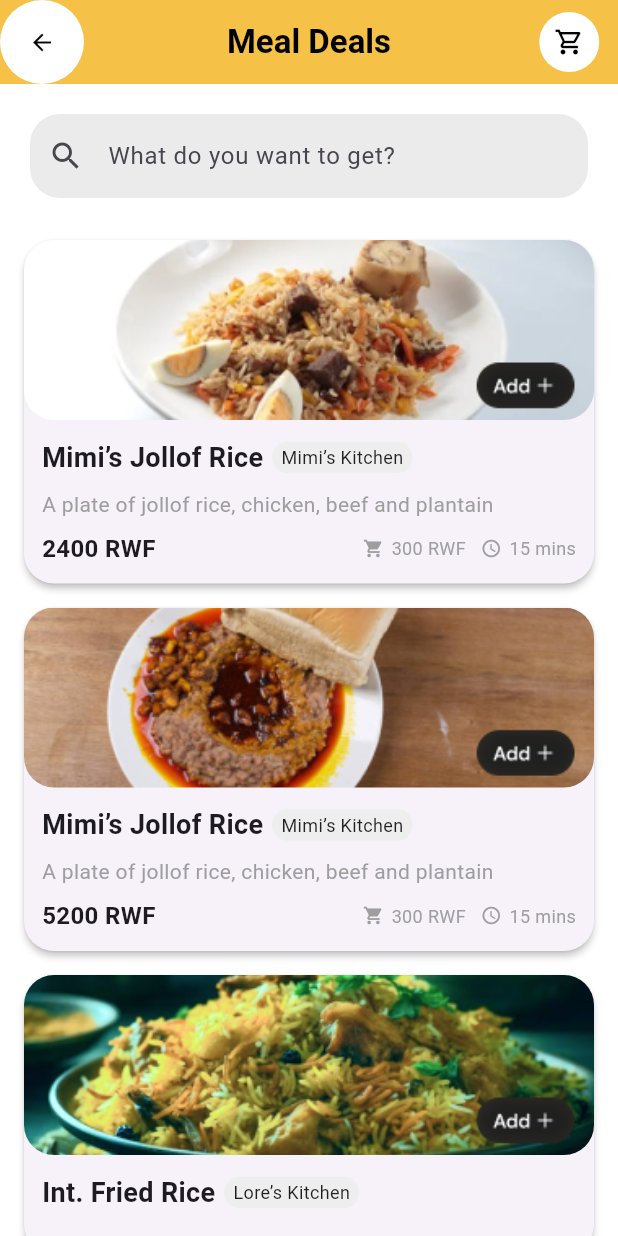
After one commit to eobolo/CAMPUS_CART_MOBILE_APP_GROUP_10, a Flutter app: the MealDealsScreen screen opened directly, on a phone screen of 412 x 824 dp. The commit adds this screen. Run offline on Flutter 3.47's test engine with Material 3 defaults, Android fonts, the phone set to English and light mode, and no system bars; our stand-ins replace cloud_functions, firebase_auth, firebase_core, firebase_database, get, intl_phone_field and 1 more; accounts and stored records are empty.

Commit message:
User Profile Update

```diff
--- a/campus_cart/lib/Profile/user_profile.dart
+++ b/campus_cart/lib/Profile/user_profile.dart
@@ -22,7 +22,7 @@ class ProfileScreen extends StatelessWidget {
   @override
   Widget build(BuildContext context) {
     return Scaffold(
-      backgroundColor: const Color(0xFFFABD23),
+      backgroundColor: const Color(0xFFF5C147),
       body: SafeArea(
         child: Column(
           children: [
--- a/campus_cart/lib/Profile/vendor_profile.dart
+++ b/campus_cart/lib/Profile/vendor_profile.dart
@@ -22,7 +22,7 @@ class ProfileScreen extends StatelessWidget {
   @override
   Widget build(BuildContext context) {
     return Scaffold(
-      backgroundColor: const Color(0xFFFABD23),
+      backgroundColor: const Color(0xFFF5C147),
       body: SafeArea(
         child: Column(
           children: [
--- /dev/null
+++ b/campus_cart/lib/routes/meal deals/meal_deals_screen.dart
@@ -0,0 +1,258 @@
+import 'package:flutter/material.dart';
+
+void main() {
+  runApp(const MyApp());
+}
+
+class MyApp extends StatelessWidget {
+  const MyApp({super.key});
+
+  @override
+  Widget build(BuildContext context) {
+    return const MaterialApp(
+      title: 'Meal Deals',
+      home: MealDealsScreen(),
+    );
+  }
+}
+
+class MealDealsScreen extends StatelessWidget {
+  const MealDealsScreen({super.key});
+
+  @override
+  Widget build(BuildContext context) {
+    return Scaffold(
+      backgroundColor: const Color(0xFFF5C147),
+      appBar: AppBar(
+        backgroundColor: const Color(0xFFF5C147),
+        elevation: 0,
+        leading: Container(
+          width: 10, // Set width for the circular background of the arrow
+          height: 10, // Set height for the circular background of the arrow
+          decoration: const BoxDecoration(
+            shape: BoxShape.circle, // Circular shape
+            color: Colors.white,    // White background
+          ),
+          child: IconButton(
+            iconSize: 18, // Adjust icon size
+            padding: const EdgeInsets.all(8), // Add padding inside the circle
+            icon: const Icon(Icons.arrow_back, color: Colors.black),
+            onPressed: () {
+              // Handle back action
+            },
+          ),
+        ),
+        centerTitle: true,
+        title: const Text(
+          'Meal Deals',
+          style: TextStyle(color: Colors.black, fontWeight: FontWeight.bold),
+        ),
+        actions: [
+          Container(
+            width: 65, // Set width for the circular background of the cart icon
+            height: 40, // Set height for the circular background of the cart icon
+            decoration: const BoxDecoration(
+              shape: BoxShape.circle, // Circular shape for the white background
+              color: Colors.white,    // White background for the cart icon
+            ),
+            child: IconButton(
+              iconSize: 20, // Adjust icon size
+              padding: const EdgeInsets.all(10), // Add padding inside the circle
+              icon: const Icon(Icons.shopping_cart_outlined, color: Colors.black),
+              onPressed: () {
+                // Handle cart action
+              },
+            ),
+          ),
+        ],
+      ),
+      body: Column(
+        children: [
+          // Adding a white background to the search bar area
+          Container(
+            color: Colors.white, // Change this to the desired background color
+            child: Padding(
+              padding: const EdgeInsets.symmetric(horizontal: 20, vertical: 20),
+              child: TextField(
+                decoration: InputDecoration(
+                  hintText: 'What do you want to get?',
+                  prefixIcon: const Icon(Icons.search),
+                  fillColor: const Color(0xFFEBEBEB), // Updated fill color
+                  filled: true,
+                  border: OutlineInputBorder(
+                    borderRadius: BorderRadius.circular(20),
+                    borderSide: BorderSide.none,
+                  ),
+                ),
+              ),
+            ),
+          ),
+          Expanded(
+            child: Container(
+              color: Colors.white,
+              child: Column(
+                children: [
+                  Expanded(
+                    child: ListView(
+                      padding: const EdgeInsets.symmetric(horizontal: 16),
+                      children: [
+                        buildMealCard(
+                          context,
+                          'Mimi’s Jollof Rice',
+                          'Mimi’s Kitchen',
+                          'A plate of jollof rice, chicken, beef and plantain',
+                          '2400 RWF',
+                          '300 RWF',
+                          '15 mins',
+                          'assets/images/jollof_rice_1.png',
+                        ),
+                        buildMealCard(
+                          context,
+                          'Mimi’s Jollof Rice',
+                          'Mimi’s Kitchen',
+                          'A plate of jollof rice, chicken, beef and plantain',
+                          '5200 RWF',
+                          '300 RWF',
+                          '15 mins',
+                          'assets/images/jollof_rice_2.png',
+                        ),
+                        buildMealCard(
+                          context,
+                          'Int. Fried Rice',
+                          'Lore’s Kitchen',
+                          '',
+                          '',
+                          '300 RWF',
+                          '20 mins',
+                          'assets/images/fried_rice.png'
+                        ),
+                      ],
+                    ),
+                  ),
+                ],
+              ),
+            ),
+          ),
+        ],
+      ),
+    );
+  }
+
+  Widget buildMealCard(
+    BuildContext context,
+    String mealTitle,
+    String kitchen,
+    String description,
+    String price,
+    String deliveryFee,
+    String time,
+    String imagePath,
+  ) {
+    return Card(
+      margin: const EdgeInsets.symmetric(vertical: 8),
+      shape: RoundedRectangleBorder(borderRadius: BorderRadius.circular(20)),
+      elevation: 2,
+      child: Column(
+        crossAxisAlignment: CrossAxisAlignment.start,
+        children: [
+          ClipRRect(
+            borderRadius: const BorderRadius.all(
+              Radius.circular(20), // Consistent border radius for all images
+            ),
+            child: Image.asset(
+              imagePath,
+              height: 120, // Adjusted the height to fit everything in screen
+              width: double.infinity,
+              fit: BoxFit.cover,
+            ),
+          ),
+          Padding(
+            padding: const EdgeInsets.all(12.0),
+            child: Column(
+              crossAxisAlignment: CrossAxisAlignment.start,
+              children: [
+                Row(
+                  children: [
+                    Text(
+                      mealTitle,
+                      style: const TextStyle(
+                        fontSize: 18,
+                        fontWeight: FontWeight.bold,
+                      ),
+                    ),
+                    const SizedBox(width: 6),
+                    Container(
+                      padding: const EdgeInsets.symmetric(horizontal: 6, vertical: 2),
+                      decoration: BoxDecoration(
+                        color: Colors.grey[200],
+                        borderRadius: BorderRadius.circular(10),
+                      ),
+                      child: Text(
+                        kitchen,
+                        style: const TextStyle(
+                          color: Colors.black87,
+                          fontSize: 12,
+                        ),
+                      ),
+                    ),
+                  ],
+                ),
+                const SizedBox(height: 8),
+                if (description.isNotEmpty)
+                  Text(
+                    description,
+                    style: const TextStyle(fontSize: 14, color: Colors.grey),
+                  ),
+                const SizedBox(height: 8),
+                if (price.isNotEmpty)
+                  Row(
+                    mainAxisAlignment: MainAxisAlignment.spaceBetween,
+                    children: [
+                      Text(
+                        price,
+                        style: const TextStyle(
+                          fontSize: 16,
+                          fontWeight: FontWeight.bold,
+                        ),
+                      ),
+                      Row(
+                        children: [
+                          const Icon(
+                            Icons.shopping_cart,
+                            size: 14,
+                            color: Colors.grey,
+                          ),
+                          const SizedBox(width: 5),
+                          Text(
+                            deliveryFee,
+                            style: const TextStyle(
+                              fontSize: 12,
+                              color: Colors.grey,
+                            ),
+                          ),
+                          const SizedBox(width: 10),
+                          const Icon(
+                            Icons.access_time,
+                            size: 14,
+                            color: Colors.grey,
+                          ),
+                          const SizedBox(width: 5),
+                          Text(
+                            time,
+                            style: const TextStyle(
+                              fontSize: 12,
+                              color: Colors.grey,
+                            ),
+                          ),
+                        ],
+                      ),
+                    ],
+                  ),
+              ],
+            ),
+          ),
+        ],
+      ),
+    );
+  }
+}
--- a/campus_cart/pubspec.yaml
+++ b/campus_cart/pubspec.yaml
@@ -89,6 +89,9 @@ flutter:
     - assets/images/mesh.png
     - assets/images/bag-happy-bw.png
     - assets/images/pics1.jpg
+    - assets/images/jollof_rice_1.png
+    - assets/images/jollof_rice_2.png
+    - assets/images/fried_rice.png
 
   # An image asset can refer to one or more resolution-specific "variants", see
   # https://flutter.dev/to/resolution-aware-images
```
Also changed, not shown: campus_cart/assets/images/fried_rice.png (added), campus_cart/assets/images/jollof_rice_1.png (added), campus_cart/assets/images/jollof_rice_2.png (added).
